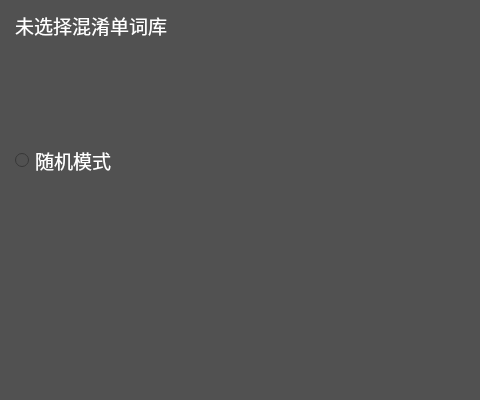
Above: ChooseMenu.ui from liyuxuan2003/ParrotWords before the change; both pictures show x 305 to 785 and y 275 to 675 of the 1200 by 675 pixel window. Below: the same form after it.
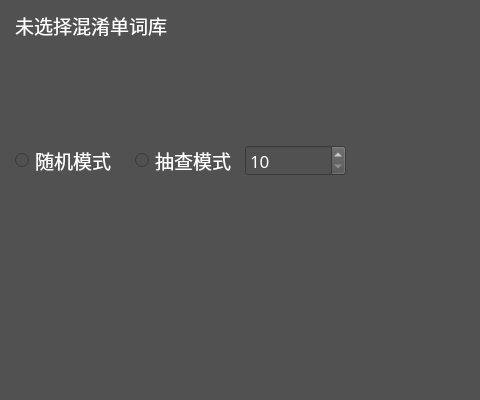
That is the form after the change.

Diff of the .ui file:
```diff
--- a/ChooseMenu.ui
+++ b/ChooseMenu.ui
@@ -315,6 +315,59 @@
     <bool>false</bool>
    </property>
   </widget>
+  <widget class="QRadioButton" name="radioButtonSelect">
+   <property name="geometry">
+    <rect>
+     <x>440</x>
+     <y>420</y>
+     <width>101</width>
+     <height>31</height>
+    </rect>
+   </property>
+   <property name="font">
+    <font>
+     <family>等线</family>
+     <pointsize>14</pointsize>
+    </font>
+   </property>
+   <property name="styleSheet">
+    <string notr="true">color: rgb(255, 255, 255);</string>
+   </property>
+   <property name="text">
+    <string>抽查模式</string>
+   </property>
+   <property name="checked">
+    <bool>false</bool>
+   </property>
+  </widget>
+  <widget class="QSpinBox" name="spinBoxSelect">
+   <property name="geometry">
+    <rect>
+     <x>550</x>
+     <y>420</y>
+     <width>101</width>
+     <height>31</height>
+    </rect>
+   </property>
+   <property name="font">
+    <font>
+     <family>等线</family>
+     <pointsize>13</pointsize>
+    </font>
+   </property>
+   <property name="styleSheet">
+    <string notr="true">color: rgb(255, 255, 255);</string>
+   </property>
+   <property name="minimum">
+    <number>10</number>
+   </property>
+   <property name="maximum">
+    <number>10000</number>
+   </property>
+   <property name="singleStep">
+    <number>10</number>
+   </property>
+  </widget>
  </widget>
  <resources/>
  <connections/>
```
